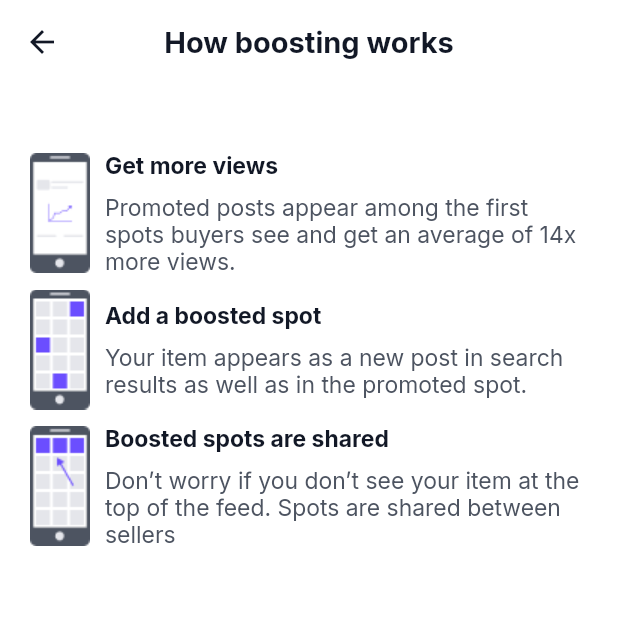
After one commit to mimib00/o_mejor_oferta, a Flutter app: the BoostHowScreen screen opened by its route, on a phone screen of 412 x 824 dp, the top half of it. The commit adds this screen. Run offline on Flutter 3.47's test engine with Material 2 defaults, Android fonts, the phone set to English and light mode, and no system bars; our stand-ins replace cached_network_image, carousel_slider, dio, firebase_core, firebase_messaging, firebase_storage and 16 more; missing offline and left inert: flutter_stripe, latlng, map; accounts and stored records are empty; statements that could not run were skipped.

Commit message:
boosting listings

```diff
--- a/lib/core/api/authenticator.dart
+++ b/lib/core/api/authenticator.dart
@@ -106,6 +106,7 @@ class Authenticator extends GetxController {
       update();
       return user.value;
     } on DioError catch (e) {
+      await logout();
       log(e.response!.data.toString());
       Fluttertoast.showToast(msg: e.message);
       return null;
--- a/lib/core/controller/app_bindings.dart
+++ b/lib/core/controller/app_bindings.dart
@@ -3,6 +3,7 @@ import 'package:mejor_oferta/views/OTP/controller/otp_controller.dart';
 import 'package:mejor_oferta/views/add_post/controller/add_post_controller.dart';
 import 'package:mejor_oferta/views/auth/controller/login_controller.dart';
 import 'package:mejor_oferta/views/auth/controller/register_controller.dart';
+import 'package:mejor_oferta/views/boost/controller/boost_controller.dart';
 import 'package:mejor_oferta/views/dashboard/controller/dashboard_controller.dart';
 import 'package:mejor_oferta/views/home/controller/home_controller.dart';
 import 'package:mejor_oferta/views/inbox/controller/chat_controller.dart';
@@ -87,3 +88,10 @@ class DashboardBinding extends Bindings {
     Get.put(DashboardController());
   }
 }
+
+class BoostBinding extends Bindings {
+  @override
+  void dependencies() {
+    Get.put(BoostController());
+  }
+}
--- a/lib/core/routes/routes.dart
+++ b/lib/core/routes/routes.dart
@@ -5,6 +5,8 @@ import 'package:mejor_oferta/views/OTP/otp.dart';
 import 'package:mejor_oferta/views/add_post/add_post.dart';
 import 'package:mejor_oferta/views/auth/login.dart';
 import 'package:mejor_oferta/views/auth/register.dart';
+import 'package:mejor_oferta/views/boost/boost.dart';
+import 'package:mejor_oferta/views/boost/boost_how.dart';
 import 'package:mejor_oferta/views/dashboard/dashboard.dart';
 import 'package:mejor_oferta/views/inbox/chat_room.dart';
 import 'package:mejor_oferta/views/offer/my_offers.dart';
@@ -29,6 +31,8 @@ class Routes {
   static const myOffers = "/offers/me";
   static const inbox = "/inbox/";
   static const dashboard = "/dashboard";
+  static const boost = "/boost";
+  static const boostHow = "/boost/how";
 
   static List<GetPage<dynamic>> allRoutes = [
     GetPage<Widget>(name: root, page: () => const RootScreen(), binding: NavigationBinding()),
@@ -44,5 +48,7 @@ class Routes {
     GetPage<Widget>(name: myOffers, page: () => const SeeOffers(), binding: OffersBinding()),
     GetPage<Widget>(name: inbox, page: () => const ChatRoom()),
     GetPage<Widget>(name: dashboard, page: () => const DashboardScreen(), binding: DashboardBinding()),
+    GetPage<Widget>(name: boost, page: () => const BoosterScreen(), binding: BoostBinding()),
+    GetPage<Widget>(name: boostHow, page: () => const BoostHowScreen()),
   ];
 }
--- a/lib/main.dart
+++ b/lib/main.dart
@@ -1,5 +1,6 @@
 import 'package:firebase_core/firebase_core.dart';
 import 'package:flutter/material.dart';
+import 'package:flutter_stripe/flutter_stripe.dart';
 import 'package:get/get.dart';
 import 'package:get_storage/get_storage.dart';
 import 'package:mejor_oferta/core/controller/location_controller.dart';
@@ -11,11 +12,13 @@ import 'package:responsive_sizer/responsive_sizer.dart';
 
 void main() async {
   WidgetsFlutterBinding.ensureInitialized();
+
   await Firebase.initializeApp(options: DefaultFirebaseOptions.currentPlatform);
-
   await GetStorage.init("Auth");
   Get.put(LocationController(), permanent: true);
   Get.put(NotificationController(), permanent: true);
+  Stripe.publishableKey =
+      "pk_test_51Hlf3VKG6balmX6yeLDOy9jTMylr3N1FulNKOBA8cjGCsGTsPPayUit7Q5zvI4FSCDr272rPe9BixBj47kSa5xVC00JJY85JWU";
   runApp(const MyApp());
 }
 
--- /dev/null
+++ b/lib/views/boost/boost_how.dart
@@ -0,0 +1,37 @@
+import 'package:flutter/material.dart';
+import 'package:mejor_oferta/views/boost/components/how_tile.dart';
+
+class BoostHowScreen extends StatelessWidget {
+  const BoostHowScreen({super.key});
+
+  @override
+  Widget build(BuildContext context) {
+    return Scaffold(
+      appBar: AppBar(
+        title: const Text("How boosting works"),
+      ),
+      body: Padding(
+        padding: const EdgeInsets.only(left: 20, right: 20, top: 40),
+        child: Column(
+          children: const [
+            HowTile(
+              image: "assets/phone1.png",
+              title: "Get more views",
+              info: "Promoted posts appear among the first spots buyers see and get an average of 14x more views.",
+            ),
+            HowTile(
+              image: "assets/phone2.png",
+              title: "Add a boosted spot",
+              info: "Your item appears as a new post in search results as well as in the promoted spot.",
+            ),
+            HowTile(
+              image: "assets/phone3.png",
+              title: "Boosted spots are shared",
+              info: "Don’t worry if you don’t see your item at the top of the feed. Spots are shared between sellers",
+            ),
+          ],
+        ),
+      ),
+    );
+  }
+}
--- /dev/null
+++ b/lib/views/boost/components/how_tile.dart
@@ -0,0 +1,45 @@
+import 'package:flutter/material.dart';
+import 'package:mejor_oferta/meta/utils/constants.dart';
+
+class HowTile extends StatelessWidget {
+  final String image;
+  final String title;
+  final String info;
+  const HowTile({
+    super.key,
+    required this.image,
+    required this.title,
+    required this.info,
+  });
+
+  @override
+  Widget build(BuildContext context) {
+    return Padding(
+      padding: const EdgeInsets.symmetric(vertical: 5),
+      child: Row(
+        children: [
+          Image.asset(
+            image,
+          ),
+          const SizedBox(width: 10),
+          Expanded(
+            child: Column(
+              crossAxisAlignment: CrossAxisAlignment.start,
+              children: [
+                Text(
+                  title,
+                  style: headline3.copyWith(fontWeight: FontWeight.bold),
+                ),
+                const SizedBox(height: 10),
+                Text(
+                  info,
+                  style: text1.copyWith(color: kWhiteColor6),
+                ),
+              ],
+            ),
+          )
+        ],
+      ),
+    );
+  }
+}
--- a/lib/views/dashboard/dashboard.dart
+++ b/lib/views/dashboard/dashboard.dart
@@ -3,6 +3,7 @@ import 'dart:developer';
 import 'package:cached_network_image/cached_network_image.dart';
 import 'package:flutter/material.dart';
 import 'package:get/get.dart';
+import 'package:mejor_oferta/core/routes/routes.dart';
 import 'package:mejor_oferta/meta/models/chat.dart';
 import 'package:mejor_oferta/meta/utils/constants.dart';
 import 'package:mejor_oferta/meta/widgets/loading.dart';
@@ -78,7 +79,7 @@ class DashboardScreen extends GetView<DashboardController> {
                 Padding(
                   padding: EdgeInsets.only(right: 10.w),
                   child: ElevatedButton.icon(
-                    onPressed: () {},
+                    onPressed: () => Get.toNamed(Routes.boost, arguments: listing),
                     style: ElevatedButton.styleFrom(
                       padding: EdgeInsets.symmetric(horizontal: 5.w, vertical: 10),
                       textStyle: headline3.copyWith(fontWeight: FontWeight.bold),
--- a/pubspec.yaml
+++ b/pubspec.yaml
@@ -63,6 +63,7 @@ dependencies:
   fl_chart: ^0.55.2
   firebase_messaging: ^14.2.0
   flutter_local_notifications: ^13.0.0
+  flutter_stripe: ^7.0.0
 
 dev_dependencies:
   flutter_test:
@@ -87,8 +88,8 @@ flutter:
   uses-material-design: true
 
   # To add assets to your application, add an assets section, like this:
-  # assets:
-  #   - assets/images/
+  assets:
+    - assets/
   #   - images/a_dot_ham.jpeg
 
   # An image asset can refer to one or more resolution-specific "variants", see
```
Also changed, not shown: lib/meta/models/packages.dart (added, +24 -0 lines), lib/views/boost/boost.dart (added, +151 -0 lines), lib/views/boost/components/package_tile.dart (added, +61 -0 lines), lib/views/boost/controller/boost_controller.dart (added, +91 -0 lines), assets/phone1.png (added), assets/phone2.png (added), assets/phone3.png (added), pubspec.lock, 7 other files.
